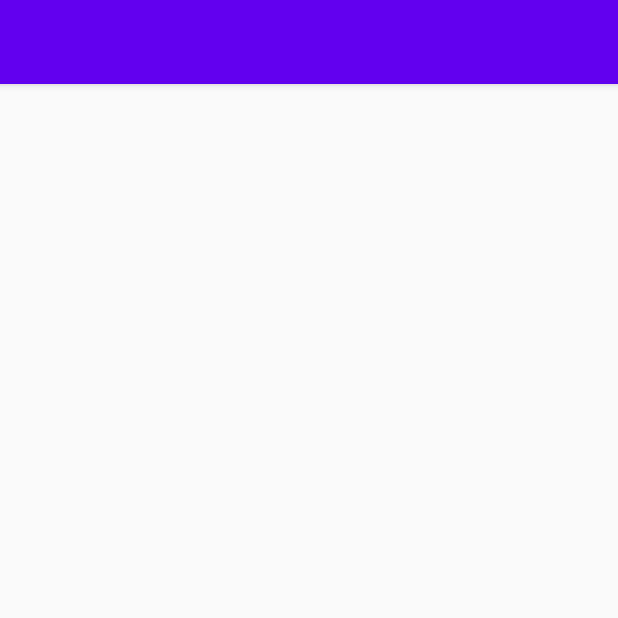
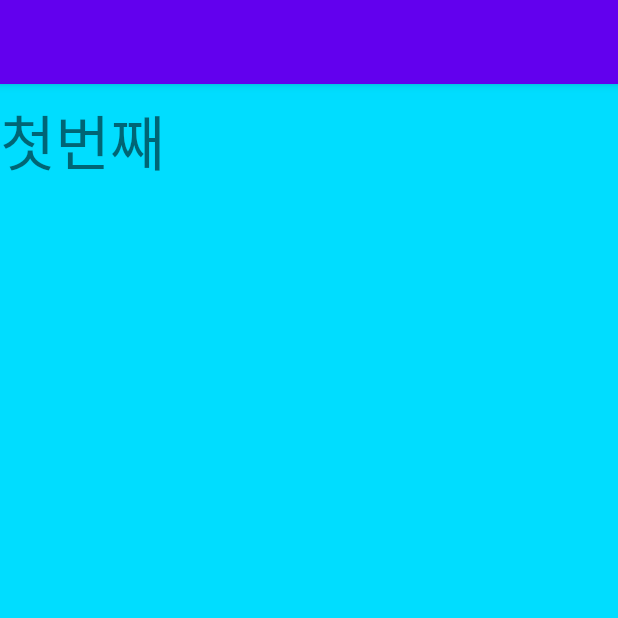
Before and after one commit to royalstyles/Bucks, an Android app: the screen it shows after launch (MainActivity), on a phone screen of 412 x 824 dp, the top half of it. Run offline under Robolectric (Android 15) with nearby library versions, the phone set to English and light mode, and no system bars; 1 statement that could not run was skipped.

Commit message:
nav 적용

```diff
--- a/app/src/main/AndroidManifest.xml
+++ b/app/src/main/AndroidManifest.xml
@@ -9,7 +9,8 @@
         android:roundIcon="@mipmap/ic_launcher_round"
         android:supportsRtl="true"
         android:theme="@style/AppTheme">
-        <activity android:name=".MainActivity"
+        <activity
+            android:name=".MainActivity"
             android:theme="@style/AppTheme.NoActionBar">
             <intent-filter>
                 <action android:name="android.intent.action.MAIN" />
--- /dev/null
+++ b/app/src/main/java/com/example/bucks/Fragment1.java
@@ -0,0 +1,21 @@
+package com.example.bucks;
+
+import android.os.Bundle;
+import android.view.LayoutInflater;
+import android.view.View;
+import android.view.ViewGroup;
+
+import androidx.annotation.Nullable;
+import androidx.fragment.app.Fragment;
+
+public class Fragment1 extends Fragment {
+
+    @Nullable
+    @Override
+    public View onCreateView(LayoutInflater inflater, @Nullable ViewGroup container, @Nullable Bundle savedInstanceState) {
+        ViewGroup rootView = (ViewGroup) inflater.inflate(R.layout.fragment1, container, false);
+
+        return rootView;
+    }
+
+}
--- /dev/null
+++ b/app/src/main/java/com/example/bucks/Fragment2.java
@@ -0,0 +1,21 @@
+package com.example.bucks;
+
+import android.os.Bundle;
+import android.view.LayoutInflater;
+import android.view.View;
+import android.view.ViewGroup;
+
+import androidx.annotation.Nullable;
+import androidx.fragment.app.Fragment;
+
+public class Fragment2 extends Fragment {
+
+    @Nullable
+    @Override
+    public View onCreateView(LayoutInflater inflater, @Nullable ViewGroup container, @Nullable Bundle savedInstanceState) {
+        ViewGroup rootView = (ViewGroup) inflater.inflate(R.layout.fragment2, container, false);
+
+        return rootView;
+    }
+
+}
--- /dev/null
+++ b/app/src/main/java/com/example/bucks/Fragment3.java
@@ -0,0 +1,21 @@
+package com.example.bucks;
+
+import android.os.Bundle;
+import android.view.LayoutInflater;
+import android.view.View;
+import android.view.ViewGroup;
+
+import androidx.annotation.Nullable;
+import androidx.fragment.app.Fragment;
+
+public class Fragment3 extends Fragment {
+
+    @Nullable
+    @Override
+    public View onCreateView(LayoutInflater inflater, @Nullable ViewGroup container, @Nullable Bundle savedInstanceState) {
+        ViewGroup rootView = (ViewGroup) inflater.inflate(R.layout.fragment3, container, false);
+
+        return rootView;
+    }
+
+}
--- /dev/null
+++ b/app/src/main/java/com/example/bucks/FragmentCallback.java
@@ -0,0 +1,9 @@
+package com.example.bucks;
+
+import android.os.Bundle;
+
+public interface FragmentCallback {
+
+    public void onFragmentSelected(int position, Bundle bundle);
+
+}
--- a/app/src/main/java/com/example/bucks/MainActivity.java
+++ b/app/src/main/java/com/example/bucks/MainActivity.java
@@ -1,59 +1,101 @@
 package com.example.bucks;
 
-import androidx.annotation.NonNull;
-import androidx.appcompat.app.AppCompatActivity;
-import androidx.drawerlayout.widget.DrawerLayout;
 
 
 
 import android.os.Bundle;
-import android.view.View;
-import android.widget.ImageButton;
+import android.view.MenuItem;
+import android.widget.Toast;
+import android.widget.Toolbar;
 
-public class MainActivity extends AppCompatActivity {
+import androidx.appcompat.app.ActionBarDrawerToggle;
+import androidx.appcompat.app.AppCompatActivity;
+import androidx.core.view.GravityCompat;
+import androidx.drawerlayout.widget.DrawerLayout;
+import androidx.fragment.app.Fragment;
 
-    private DrawerLayout mainLayout;
-    private View drawerView;
-    private View mainView;
-    private ImageButton main_btnimg_list;
+public class MainActivity extends AppCompatActivity
+        implements FragmentCallback {
 
+    Fragment1 fragment1;
+    Fragment2 fragment2;
+    Fragment3 fragment3;
+
+    Toolbar toolbar;
 
     @Override
     protected void onCreate(Bundle savedInstanceState) {
-        mainLayout = (DrawerLayout)findViewById(R.id.main_layout);
-        drawerView = (View)findViewById(R.id.drawerView);
-        mainView = (View)findViewById(R.id.main_view);
-        main_btnimg_list = (ImageButton)findViewById(R.id.main_btnimg_list);
-
-
         super.onCreate(savedInstanceState);
         setContentView(R.layout.activity_main);
 
-//        main_btnimg_list.setOnClickListener(new View.OnClickListener(){
-//            @Override
-//            public void onClick(View v) {
-//                mainLayout.openDrawer(drawerView);
-//            }
-//        });
-    }
+        toolbar = findViewById(R.id.toolbar);
+//        setSupportActionBar(toolbar);
+//
+        DrawerLayout drawer = findViewById(R.id.drawer_layout);
+//        ActionBarDrawerToggle toggle  = new ActionBarDrawerToggle(
+//                this, drawer, toolbar, R.string.navigation_drawer_open, R.string.navigation_drawer_close);
+//        drawer.addDrawerListener(toggle);
+//        toggle.syncState();
+//
+//        NavigationView navigationView = findViewById(R.id.nav_view);
+//        navigationView.setNavigationItemSelectedListener(this);
 
-    DrawerLayout.DrawerListener listener = new DrawerLayout.DrawerListener() {
-        @Override
-        public void onDrawerSlide(@NonNull View drawerView, float slideOffset) {
+        fragment1 = new Fragment1();
+        fragment2 = new Fragment2();
+        fragment3 = new Fragment3();
+
+        // 처음에는 fragment1 을 화면에 띄운다.
+        getSupportFragmentManager().beginTransaction().add(R.id.container, fragment1).commit();
+
     }
 
     @Override
-        public void onDrawerOpened(@NonNull View drawerView) {
+    public void onBackPressed() {
+        DrawerLayout drawer = findViewById(R.id.drawer_layout);
+        if (drawer.isDrawerOpen(GravityCompat.START)) {
+            drawer.closeDrawer(GravityCompat.START);
+        } else {
+            super.onBackPressed();
+        }
     }
 
+//    @Override
+//    public boolean onNavigationItemSelected(MenuItem item) {
+//        int id = item.getItemId();
+//
+//        if (id == R.id.menu1) {
+//            Toast.makeText(this, "첫번째 메뉴 선택됨.", Toast.LENGTH_LONG).show();
+//            onFragmentSelected(0, null);
+//        } else if (id == R.id.menu2) {
+//            Toast.makeText(this, "두번째 메뉴 선택됨.", Toast.LENGTH_LONG).show();
+//            onFragmentSelected(1, null);
+//        } else if (id == R.id.menu3) {
+//            Toast.makeText(this, "세번째 메뉴 선택됨.", Toast.LENGTH_LONG).show();
+//            onFragmentSelected(2, null);
+//        }
+//
+//        DrawerLayout drawer = findViewById(R.id.drawer_layout);
+//        drawer.closeDrawer(GravityCompat.START);
+//        return true;
+//    }
+
     @Override
-        public void onDrawerClosed(@NonNull View drawerView) {
+    public void onFragmentSelected(int position, Bundle bundle) {
+        Fragment curFragment = null;
+
+        if (position == 0) {
+            curFragment = fragment1;
+            toolbar.setTitle("첫번째 화면");
+        } else if (position == 1) {
+            curFragment = fragment2;
+            toolbar.setTitle("두번째 화면");
+        } else if (position == 2) {
+            curFragment = fragment3;
+            toolbar.setTitle("세번째 화면");
         }
 
-        @Override
-        public void onDrawerStateChanged(int newState) {
+        // curFragment 화면으로 변경시킨다.
+        getSupportFragmentManager().beginTransaction().replace(R.id.container, curFragment).commit();
     }
-    };
-
 
 }
--- /dev/null
+++ b/app/src/main/res/layout/fragment1.xml
@@ -0,0 +1,18 @@
+<?xml version="1.0" encoding="utf-8"?>
+<android.support.constraint.ConstraintLayout xmlns:android="http://schemas.android.com/apk/res/android"
+    xmlns:app="http://schemas.android.com/apk/res-auto"
+    xmlns:tools="http://schemas.android.com/tools"
+    android:layout_width="match_parent"
+    android:layout_height="match_parent"
+    android:background="@android:color/holo_blue_bright">
+
+    <TextView
+        android:id="@+id/textView"
+        android:layout_width="wrap_content"
+        android:layout_height="wrap_content"
+        android:layout_marginTop="8dp"
+        android:text="첫번째"
+        android:textSize="40dp"
+        app:layout_constraintStart_toStartOf="parent"
+        app:layout_constraintTop_toTopOf="parent" />
+</android.support.constraint.ConstraintLayout>
--- /dev/null
+++ b/app/src/main/res/menu/activity_main_drawer.xml
@@ -0,0 +1,21 @@
+<?xml version="1.0" encoding="utf-8"?>
+<menu xmlns:android="http://schemas.android.com/apk/res/android"
+    xmlns:tools="http://schemas.android.com/tools"
+    tools:showIn="navigation_view">
+
+    <group android:checkableBehavior="single">
+        <item
+            android:id="@+id/menu1"
+            android:icon="@android:drawable/ic_menu_camera"
+            android:title="Import" />
+        <item
+            android:id="@+id/menu2"
+            android:icon="@android:drawable/ic_menu_gallery"
+            android:title="Gallery" />
+        <item
+            android:id="@+id/menu3"
+            android:icon="@android:drawable/ic_menu_slideshow"
+            android:title="Slideshow" />
+    </group>
+
+</menu>
--- a/app/src/main/res/values/strings.xml
+++ b/app/src/main/res/values/strings.xml
@@ -3,4 +3,8 @@
     <string name="string_title">Bucks Coffee</string>
     <string name="string_ment">안녕하세요 Bucks 입니다</string>
     <string name="main_imgbtn_list">main_imgbtn_list</string>
+    <string name="navigation_drawer_close">닫기</string>
+    <string name="navigation_drawer_open">열기</string>
+    <string name="nav_header_subtitle">안녕하세요. 벅스 입니다</string>
+    <string name="nav_header_title">BUCKS</string>
 </resources>
```
Also changed, not shown: app/src/main/res/drawable/side_nav_bar.xml (added, +9 -0 lines), app/src/main/res/layout/fragment2.xml (added, +18 -0 lines), app/src/main/res/layout/fragment3.xml (added, +18 -0 lines), app/src/main/res/layout/nav_header_main.xml (added, +29 -0 lines). Lines whose indentation alone changed are shown as unchanged.
